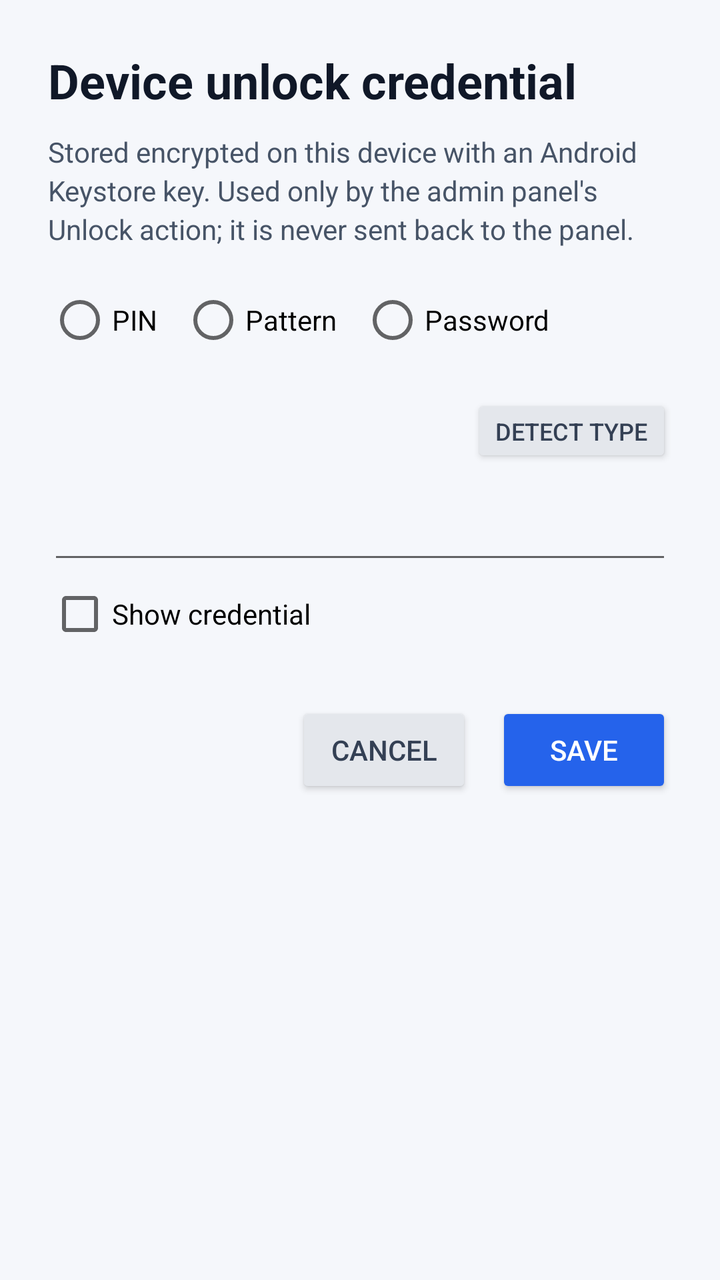
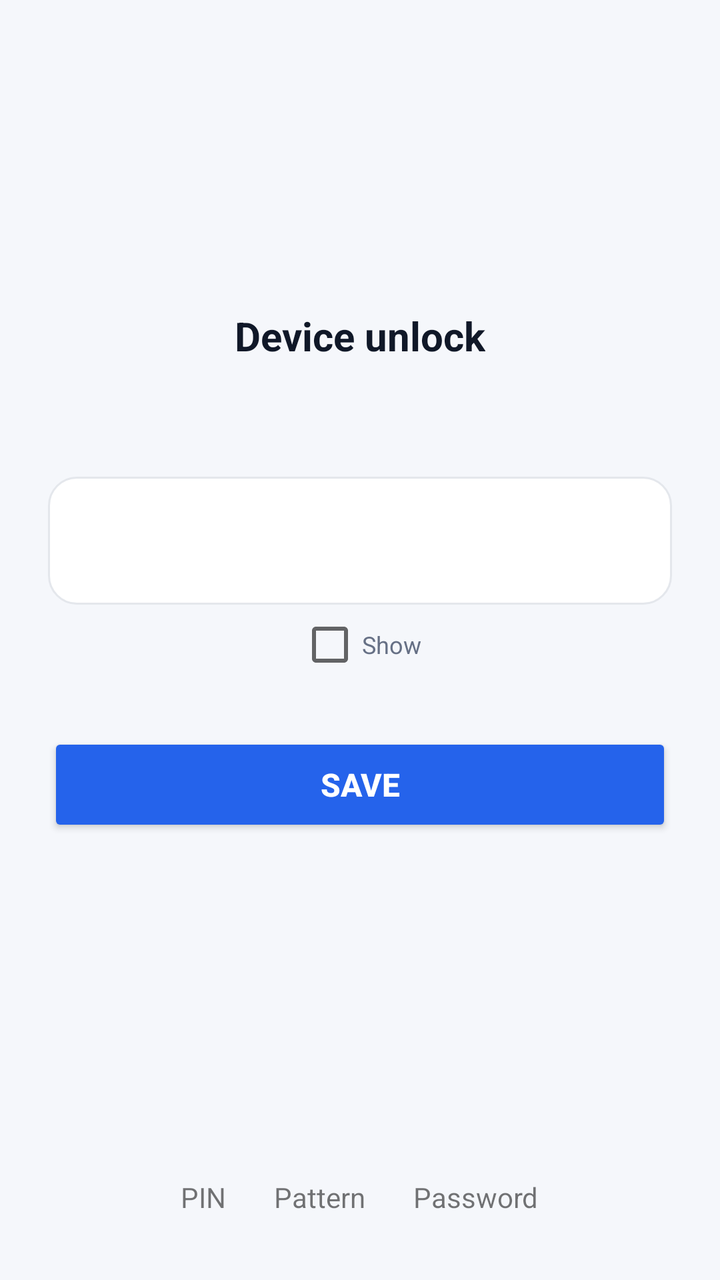

Before-and-after screenshots of an Android layout around one commit, followed by the original layout XML and the change that was made.
<!-- AndroidManifest.xml: activity theme Theme.RcAgent -->
<!-- res/layout/activity_enroll_unlock.xml -->
<?xml version="1.0" encoding="utf-8"?>
<ScrollView xmlns:android="http://schemas.android.com/apk/res/android"
    android:layout_width="match_parent"
    android:layout_height="match_parent"
    android:background="#f5f7fb"
    android:fillViewport="true">

    <LinearLayout
        android:layout_width="match_parent"
        android:layout_height="wrap_content"
        android:orientation="vertical"
        android:padding="24dp">

        <TextView
            android:layout_width="match_parent"
            android:layout_height="wrap_content"
            android:text="@string/enroll_title"
            android:textColor="#101828"
            android:textSize="24sp"
            android:textStyle="bold" />

        <TextView
            android:layout_width="match_parent"
            android:layout_height="wrap_content"
            android:layout_marginTop="10dp"
            android:lineSpacingExtra="3dp"
            android:text="@string/enroll_description"
            android:textColor="#475467"
            android:textSize="14sp" />

        <RadioGroup
            android:id="@+id/enroll_type_group"
            android:layout_width="match_parent"
            android:layout_height="wrap_content"
            android:layout_marginTop="20dp"
            android:orientation="horizontal">

            <RadioButton
                android:id="@+id/enroll_type_pin"
                android:layout_width="wrap_content"
                android:layout_height="wrap_content"
                android:layout_marginEnd="12dp"
                android:text="@string/enroll_type_pin" />

            <RadioButton
                android:id="@+id/enroll_type_pattern"
                android:layout_width="wrap_content"
                android:layout_height="wrap_content"
                android:layout_marginEnd="12dp"
                android:text="@string/enroll_type_pattern" />

            <RadioButton
                android:id="@+id/enroll_type_password"
                android:layout_width="wrap_content"
                android:layout_height="wrap_content"
                android:text="@string/enroll_type_password" />
        </RadioGroup>

        <TextView
            android:id="@+id/enroll_detected_hint"
            android:layout_width="match_parent"
            android:layout_height="wrap_content"
            android:layout_marginTop="4dp"
            android:textColor="#667085"
            android:textSize="12.5sp" />

        <Button
            android:id="@+id/enroll_detect_type"
            android:layout_width="wrap_content"
            android:layout_height="wrap_content"
            android:layout_gravity="end"
            android:backgroundTint="#e4e7ec"
            android:minHeight="34dp"
            android:text="@string/enroll_detect_type"
            android:textColor="#344054"
            android:textSize="12sp" />

        <LinearLayout
            android:id="@+id/enroll_secret_group"
            android:layout_width="match_parent"
            android:layout_height="wrap_content"
            android:orientation="vertical">

            <EditText
                android:id="@+id/enroll_secret"
                android:layout_width="match_parent"
                android:layout_height="wrap_content"
                android:layout_marginTop="12dp"
                android:imeOptions="actionDone"
                android:importantForAutofill="no"
                android:inputType="textPassword"
                android:maxLength="64"
                android:singleLine="true"
                android:textSize="18sp" />

            <CheckBox
                android:id="@+id/enroll_show"
                android:layout_width="wrap_content"
                android:layout_height="wrap_content"
                android:layout_marginTop="4dp"
                android:text="@string/enroll_show" />
        </LinearLayout>

        <LinearLayout
            android:id="@+id/enroll_pattern_group"
            android:layout_width="match_parent"
            android:layout_height="wrap_content"
            android:layout_marginTop="12dp"
            android:orientation="vertical"
            android:visibility="gone">

            <TextView
                android:id="@+id/enroll_pattern_sequence"
                android:layout_width="match_parent"
                android:layout_height="wrap_content"
                android:text="@string/enroll_pattern_empty"
                android:textColor="#344054"
                android:textSize="14sp" />

            <com.acme.rc.device.PatternPadView
                android:id="@+id/enroll_pattern_pad"
                android:layout_width="match_parent"
                android:layout_height="wrap_content"
                android:layout_marginTop="8dp" />

            <Button
                android:id="@+id/enroll_pattern_clear"
                android:layout_width="wrap_content"
                android:layout_height="wrap_content"
                android:layout_gravity="end"
                android:backgroundTint="#e4e7ec"
                android:text="@string/enroll_pattern_clear"
                android:textColor="#344054" />
        </LinearLayout>

        <TextView
            android:id="@+id/enroll_error"
            android:layout_width="match_parent"
            android:layout_height="wrap_content"
            android:layout_marginTop="8dp"
            android:textColor="#b42318"
            android:textSize="13sp"
            android:visibility="gone" />

        <LinearLayout
            android:layout_width="match_parent"
            android:layout_height="wrap_content"
            android:layout_marginTop="28dp"
            android:gravity="end"
            android:orientation="horizontal">

            <Button
                android:id="@+id/enroll_cancel"
                android:layout_width="wrap_content"
                android:layout_height="wrap_content"
                android:backgroundTint="#e4e7ec"
                android:text="@string/enroll_cancel"
                android:textColor="#344054" />

            <Button
                android:id="@+id/enroll_save"
                android:layout_width="wrap_content"
                android:layout_height="wrap_content"
                android:layout_marginStart="12dp"
                android:backgroundTint="#2563eb"
                android:text="@string/enroll_save"
                android:textColor="#ffffff" />
        </LinearLayout>
    </LinearLayout>
</ScrollView>
<!-- resources referenced by this layout -->
<resources>
  <string name="enroll_cancel">Cancel</string>
  <string name="enroll_description">Stored encrypted on this device with an Android Keystore key. Used only by the admin panel\'s Unlock action; it is never sent back to the panel.</string>
  <string name="enroll_detect_type">Detect type</string>
  <string name="enroll_pattern_clear">Clear</string>
  <string name="enroll_pattern_empty">Draw your pattern.</string>
  <string name="enroll_save">Save</string>
  <string name="enroll_show">Show credential</string>
  <string name="enroll_title">Device unlock credential</string>
  <string name="enroll_type_password">Password</string>
  <string name="enroll_type_pattern">Pattern</string>
  <string name="enroll_type_pin">PIN</string>
  <style name="Theme.RcAgent" parent="android:Theme.Material.Light.NoActionBar" />
</resources>

<!-- the commit's change to res/layout/activity_enroll_unlock.xml (unified diff, before → after) -->
@@ -1,170 +1,185 @@
 <?xml version="1.0" encoding="utf-8"?>
-<ScrollView xmlns:android="http://schemas.android.com/apk/res/android"
+<LinearLayout xmlns:android="http://schemas.android.com/apk/res/android"
     android:layout_width="match_parent"
     android:layout_height="match_parent"
     android:background="#f5f7fb"
-    android:fillViewport="true">
+    android:orientation="vertical">
+
+    <ScrollView
+        android:layout_width="match_parent"
+        android:layout_height="0dp"
+        android:layout_weight="1"
+        android:fillViewport="true">
+
+        <LinearLayout
+            android:layout_width="match_parent"
+            android:layout_height="match_parent"
+            android:gravity="center_horizontal"
+            android:orientation="vertical"
+            android:padding="24dp">
+
+            <Space
+                android:layout_width="match_parent"
+                android:layout_height="0dp"
+                android:layout_weight="1" />
+
+            <TextView
+                android:layout_width="wrap_content"
+                android:layout_height="wrap_content"
+                android:text="@string/enroll_title"
+                android:textColor="#101828"
+                android:textSize="20sp"
+                android:textStyle="bold" />
+
+            <TextView
+                android:id="@+id/enroll_active_hint"
+                android:layout_width="wrap_content"
+                android:layout_height="wrap_content"
+                android:layout_marginTop="6dp"
+                android:textColor="#667085"
+                android:textSize="14sp" />
+
+            <LinearLayout
+                android:id="@+id/enroll_secret_group"
+                android:layout_width="match_parent"
+                android:layout_height="wrap_content"
+                android:layout_marginTop="32dp"
+                android:orientation="vertical">
+
+                <EditText
+                    android:id="@+id/enroll_secret"
+                    android:layout_width="match_parent"
+                    android:layout_height="64dp"
+                    android:background="@drawable/bg_credential_input"
+                    android:gravity="center"
+                    android:imeOptions="actionDone"
+                    android:importantForAutofill="no"
+                    android:inputType="textPassword"
+                    android:maxLength="64"
+                    android:paddingHorizontal="16dp"
+                    android:singleLine="true"
+                    android:textAlignment="center"
+                    android:textSize="22sp" />
+
+                <CheckBox
+                    android:id="@+id/enroll_show"
+                    android:layout_width="wrap_content"
+                    android:layout_height="wrap_content"
+                    android:layout_gravity="center_horizontal"
+                    android:layout_marginTop="4dp"
+                    android:text="@string/enroll_show"
+                    android:textColor="#667085"
+                    android:textSize="12sp" />
+            </LinearLayout>
+
+            <LinearLayout
+                android:id="@+id/enroll_pattern_group"
+                android:layout_width="match_parent"
+                android:layout_height="wrap_content"
+                android:layout_marginTop="24dp"
+                android:orientation="vertical"
+                android:visibility="gone">
+
+                <com.acme.rc.device.PatternPadView
+                    android:id="@+id/enroll_pattern_pad"
+                    android:layout_width="match_parent"
+                    android:layout_height="wrap_content" />
+
+                <TextView
+                    android:id="@+id/enroll_pattern_sequence"
+                    android:layout_width="wrap_content"
+                    android:layout_height="wrap_content"
+                    android:layout_gravity="center_horizontal"
+                    android:layout_marginTop="8dp"
+                    android:text="@string/enroll_pattern_empty"
+                    android:textColor="#667085"
+                    android:textSize="12sp" />
+
+                <TextView
+                    android:id="@+id/enroll_pattern_clear"
+                    android:layout_width="wrap_content"
+                    android:layout_height="wrap_content"
+                    android:layout_gravity="center_horizontal"
+                    android:layout_marginTop="2dp"
+                    android:background="?android:attr/selectableItemBackgroundBorderless"
+                    android:clickable="true"
+                    android:focusable="true"
+                    android:padding="8dp"
+                    android:text="@string/enroll_pattern_clear"
+                    android:textColor="#2563eb"
+                    android:textSize="13sp" />
+            </LinearLayout>
+
+            <TextView
+                android:id="@+id/enroll_error"
+                android:layout_width="match_parent"
+                android:layout_height="wrap_content"
+                android:layout_marginTop="12dp"
+                android:gravity="center"
+                android:textColor="#b42318"
+                android:textSize="13sp"
+                android:visibility="gone" />
+
+            <Button
+                android:id="@+id/enroll_save"
+                android:layout_width="match_parent"
+                android:layout_height="52dp"
+                android:layout_marginTop="28dp"
+                android:backgroundTint="#2563eb"
+                android:text="@string/enroll_save"
+                android:textColor="#ffffff"
+                android:textSize="16sp"
+                android:textStyle="bold" />
+
+            <Space
+                android:layout_width="match_parent"
+                android:layout_height="0dp"
+                android:layout_weight="1" />
+        </LinearLayout>
+    </ScrollView>
 
     <LinearLayout
         android:layout_width="match_parent"
         android:layout_height="wrap_content"
-        android:orientation="vertical"
-        android:padding="24dp">
+        android:gravity="center"
+        android:orientation="horizontal"
+        android:paddingTop="8dp"
+        android:paddingBottom="24dp">
 
         <TextView
-            android:layout_width="match_parent"
+            android:id="@+id/enroll_type_pin"
+            android:layout_width="wrap_content"
             android:layout_height="wrap_content"
-            android:text="@string/enroll_title"
-            android:textColor="#101828"
-            android:textSize="24sp"
-            android:textStyle="bold" />
+            android:background="?android:attr/selectableItemBackgroundBorderless"
+            android:clickable="true"
+            android:focusable="true"
+            android:paddingHorizontal="12dp"
+            android:paddingVertical="8dp"
+            android:text="@string/enroll_type_pin"
+            android:textSize="14sp" />
 
         <TextView
-            android:layout_width="match_parent"
+            android:id="@+id/enroll_type_pattern"
+            android:layout_width="wrap_content"
             android:layout_height="wrap_content"
-            android:layout_marginTop="10dp"
-            android:lineSpacingExtra="3dp"
-            android:text="@string/enroll_description"
-            android:textColor="#475467"
+            android:background="?android:attr/selectableItemBackgroundBorderless"
+            android:clickable="true"
+            android:focusable="true"
+            android:paddingHorizontal="12dp"
+            android:paddingVertical="8dp"
+            android:text="@string/enroll_type_pattern"
             android:textSize="14sp" />
 
-        <RadioGroup
-            android:id="@+id/enroll_type_group"
-            android:layout_width="match_parent"
-            android:layout_height="wrap_content"
-            android:layout_marginTop="20dp"
-            android:orientation="horizontal">
-
-            <RadioButton
-                android:id="@+id/enroll_type_pin"
-                android:layout_width="wrap_content"
-                android:layout_height="wrap_content"
-                android:layout_marginEnd="12dp"
-                android:text="@string/enroll_type_pin" />
-
-            <RadioButton
-                android:id="@+id/enroll_type_pattern"
-                android:layout_width="wrap_content"
-                android:layout_height="wrap_content"
-                android:layout_marginEnd="12dp"
-                android:text="@string/enroll_type_pattern" />
-
-            <RadioButton
-                android:id="@+id/enroll_type_password"
-                android:layout_width="wrap_content"
-                android:layout_height="wrap_content"
-                android:text="@string/enroll_type_password" />
-        </RadioGroup>
-
         <TextView
-            android:id="@+id/enroll_detected_hint"
-            android:layout_width="match_parent"
-            android:layout_height="wrap_content"
-            android:layout_marginTop="4dp"
-            android:textColor="#667085"
-            android:textSize="12.5sp" />
-
-        <Button
-            android:id="@+id/enroll_detect_type"
+            android:id="@+id/enroll_type_password"
             android:layout_width="wrap_content"
             android:layout_height="wrap_content"
-            android:layout_gravity="end"
-            android:backgroundTint="#e4e7ec"
-            android:minHeight="34dp"
-            android:text="@string/enroll_detect_type"
-            android:textColor="#344054"
-            android:textSize="12sp" />
-
-        <LinearLayout
-            android:id="@+id/enroll_secret_group"
-            android:layout_width="match_parent"
-            android:layout_height="wrap_content"
-            android:orientation="vertical">
-
-            <EditText
-                android:id="@+id/enroll_secret"
-                android:layout_width="match_parent"
-                android:layout_height="wrap_content"
-                android:layout_marginTop="12dp"
-                android:imeOptions="actionDone"
-                android:importantForAutofill="no"
-                android:inputType="textPassword"
-                android:maxLength="64"
-                android:singleLine="true"
-                android:textSize="18sp" />
-
-            <CheckBox
-                android:id="@+id/enroll_show"
-                android:layout_width="wrap_content"
-                android:layout_height="wrap_content"
-                android:layout_marginTop="4dp"
-                android:text="@string/enroll_show" />
-        </LinearLayout>
-
-        <LinearLayout
-            android:id="@+id/enroll_pattern_group"
-            android:layout_width="match_parent"
-            android:layout_height="wrap_content"
-            android:layout_marginTop="12dp"
-            android:orientation="vertical"
-            android:visibility="gone">
-
-            <TextView
-                android:id="@+id/enroll_pattern_sequence"
-                android:layout_width="match_parent"
-                android:layout_height="wrap_content"
-                android:text="@string/enroll_pattern_empty"
-                android:textColor="#344054"
-                android:textSize="14sp" />
-
-            <com.acme.rc.device.PatternPadView
-                android:id="@+id/enroll_pattern_pad"
-                android:layout_width="match_parent"
-                android:layout_height="wrap_content"
-                android:layout_marginTop="8dp" />
-
-            <Button
-                android:id="@+id/enroll_pattern_clear"
-                android:layout_width="wrap_content"
-                android:layout_height="wrap_content"
-                android:layout_gravity="end"
-                android:backgroundTint="#e4e7ec"
-                android:text="@string/enroll_pattern_clear"
-                android:textColor="#344054" />
-        </LinearLayout>
-
-        <TextView
-            android:id="@+id/enroll_error"
-            android:layout_width="match_parent"
-            android:layout_height="wrap_content"
-            android:layout_marginTop="8dp"
-            android:textColor="#b42318"
-            android:textSize="13sp"
-            android:visibility="gone" />
-
-        <LinearLayout
-            android:layout_width="match_parent"
-            android:layout_height="wrap_content"
-            android:layout_marginTop="28dp"
-            android:gravity="end"
-            android:orientation="horizontal">
-
-            <Button
-                android:id="@+id/enroll_cancel"
-                android:layout_width="wrap_content"
-                android:layout_height="wrap_content"
-                android:backgroundTint="#e4e7ec"
-                android:text="@string/enroll_cancel"
-                android:textColor="#344054" />
-
-            <Button
-                android:id="@+id/enroll_save"
-                android:layout_width="wrap_content"
-                android:layout_height="wrap_content"
-                android:layout_marginStart="12dp"
-                android:backgroundTint="#2563eb"
-                android:text="@string/enroll_save"
-                android:textColor="#ffffff" />
-        </LinearLayout>
+            android:background="?android:attr/selectableItemBackgroundBorderless"
+            android:clickable="true"
+            android:focusable="true"
+            android:paddingHorizontal="12dp"
+            android:paddingVertical="8dp"
+            android:text="@string/enroll_type_password"
+            android:textSize="14sp" />
     </LinearLayout>
-</ScrollView>
+</LinearLayout>
<!-- resource entries referenced after the edit -->
@@ -1,13 +1,20 @@
 <!-- resources referenced by this layout -->
 <resources>
-  <string name="enroll_cancel">Cancel</string>
-  <string name="enroll_description">Stored encrypted on this device with an Android Keystore key. Used only by the admin panel\'s Unlock action; it is never sent back to the panel.</string>
-  <string name="enroll_detect_type">Detect type</string>
+  <!-- drawable bg_credential_input (drawable) -->
+  <?xml version="1.0" encoding="utf-8"?>
+  <shape xmlns:android="http://schemas.android.com/apk/res/android"
+      android:shape="rectangle">
+      <solid android:color="#ffffff" />
+      <stroke
+          android:width="1dp"
+          android:color="#e4e7ec" />
+      <corners android:radius="14dp" />
+  </shape>
   <string name="enroll_pattern_clear">Clear</string>
-  <string name="enroll_pattern_empty">Draw your pattern.</string>
+  <string name="enroll_pattern_empty">0 dots</string>
   <string name="enroll_save">Save</string>
-  <string name="enroll_show">Show credential</string>
-  <string name="enroll_title">Device unlock credential</string>
+  <string name="enroll_show">Show</string>
+  <string name="enroll_title">Device unlock</string>
   <string name="enroll_type_password">Password</string>
   <string name="enroll_type_pattern">Pattern</string>
   <string name="enroll_type_pin">PIN</string>
